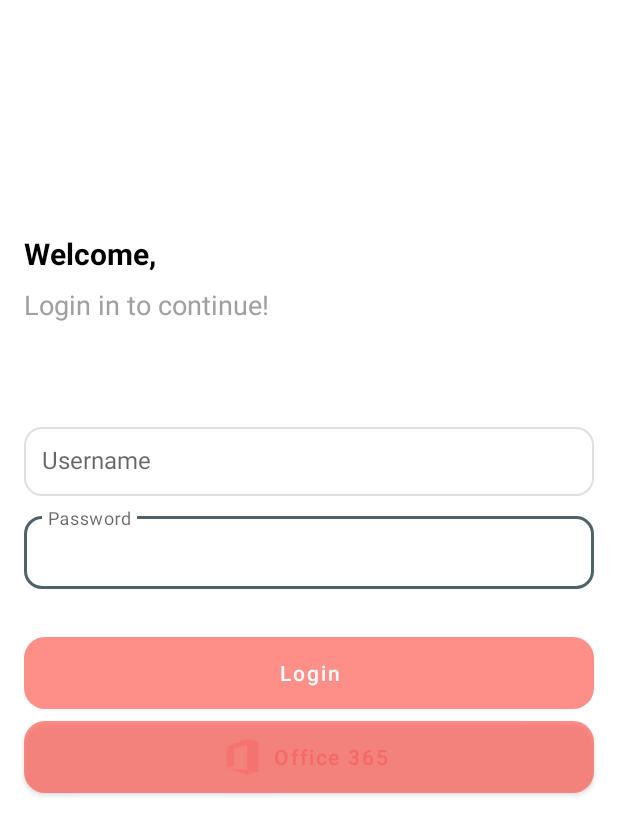
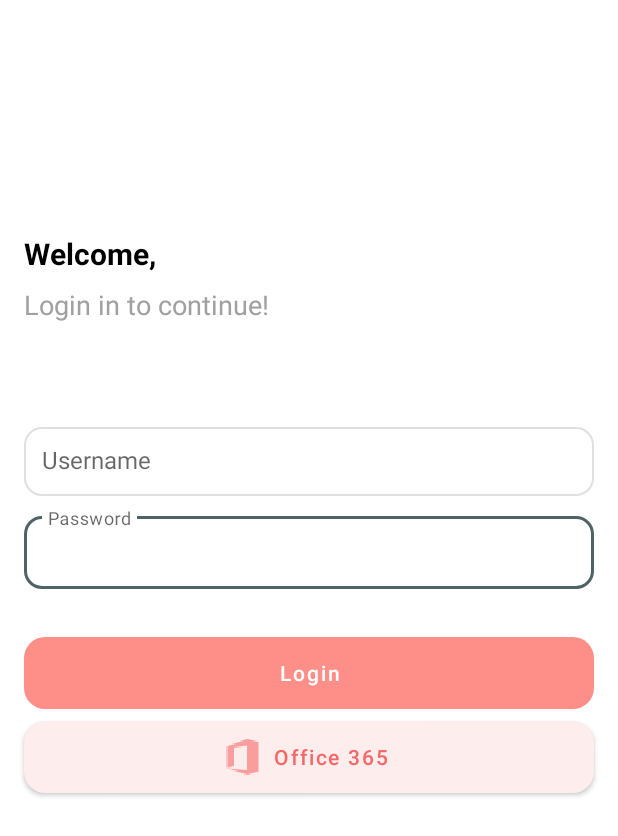
Before and after one commit to suryasinghvijay/AlertingSystemHackaton, an Android app: the screen it shows after launch (LoginActivity), on a phone screen of 412 x 824 dp. Shown: the top 836 px of the screen. Run offline under Robolectric (Android 15) with nearby library versions, the phone set to English and light mode, and no system bars; our stand-ins replace Dagger/Hilt's generated code.

Commit message:
fixed few issue

```diff
--- a/app/src/main/java/com/gdn/tms/android/alertingsystemhackaton/di/module/AppModule.kt
+++ b/app/src/main/java/com/gdn/tms/android/alertingsystemhackaton/di/module/AppModule.kt
@@ -37,7 +37,7 @@ const val SHARED_PREFERENCES_NAME = "AlertingSystem"
   }.build()
 
   @Singleton @Provides fun provideRetrofit(gson: Gson, okHttpClient: OkHttpClient): Retrofit =
-    Retrofit.Builder().baseUrl("http://192.168.0.100:9191/")
+    Retrofit.Builder().baseUrl("http://192.168.0.101:9191/")
       .addConverterFactory(GsonConverterFactory.create(gson)).client(okHttpClient).build()
 
   @Provides fun provideGson(): Gson = GsonBuilder().create()
--- a/app/src/main/java/com/gdn/tms/android/alertingsystemhackaton/feature/repository/MembersRepository.kt
+++ b/app/src/main/java/com/gdn/tms/android/alertingsystemhackaton/feature/repository/MembersRepository.kt
@@ -24,4 +24,7 @@ class MembersRepository @Inject constructor(private val apiService: ApiService)
   suspend fun acceptNotification(id: String, status: String) = safeApiCall(networkCoroutineDispatcher){
     apiService.acceptNotification(id, status)
   }
+  suspend fun acceptAlert(id: String, status: String) = safeApiCall(networkCoroutineDispatcher){
+    apiService.acceptAlert(id, status)
+  }
 }
--- a/app/src/main/java/com/gdn/tms/android/alertingsystemhackaton/feature/ui/AlertAdapter.kt
+++ b/app/src/main/java/com/gdn/tms/android/alertingsystemhackaton/feature/ui/AlertAdapter.kt
@@ -49,6 +49,7 @@ class AlertAdapter(
   }
 
   fun appendDataToList(updateList: MutableList<AlertDetails>){
+    alertList.clear()
     alertList.addAll(updateList)
     notifyDataSetChanged()
   }
--- a/app/src/main/java/com/gdn/tms/android/alertingsystemhackaton/feature/ui/DashboardActivity.kt
+++ b/app/src/main/java/com/gdn/tms/android/alertingsystemhackaton/feature/ui/DashboardActivity.kt
@@ -58,6 +58,7 @@ import java.lang.Exception
   }
 
   private fun generateNotification(size: Int) {
+    if (size == 0) return
     //playNotificationSound()
     val intent = Intent(this, DashboardActivity::class.java)
     val pendingIntent =
--- a/app/src/main/java/com/gdn/tms/android/alertingsystemhackaton/feature/ui/DoneAlertFragment.kt
+++ b/app/src/main/java/com/gdn/tms/android/alertingsystemhackaton/feature/ui/DoneAlertFragment.kt
@@ -51,6 +51,7 @@ const val DONE = "done"
   private fun observer() {
     activityViewModel.pastAlertLiveData.observe(viewLifecycleOwner, {
       Log.e("adapter instance", activeAdapter.toString())
+
       activeAdapter?.appendDataToList(it.contents.toMutableList())
     })
   }
--- a/app/src/main/java/com/gdn/tms/android/alertingsystemhackaton/feature/ui/LoginActivity.kt
+++ b/app/src/main/java/com/gdn/tms/android/alertingsystemhackaton/feature/ui/LoginActivity.kt
@@ -6,6 +6,7 @@ import android.os.Bundle
 import android.widget.ArrayAdapter
 import android.widget.Toast
 import androidx.activity.viewModels
+import androidx.core.view.isVisible
 import com.gdn.tms.android.alertingsystemhackaton.R
 import com.gdn.tms.android.alertingsystemhackaton.UserDetails
 import com.gdn.tms.android.alertingsystemhackaton.feature.viewmodel.MembersViewModel
@@ -13,6 +14,7 @@ import dagger.hilt.android.AndroidEntryPoint
 import kotlinx.android.synthetic.main.activity_login.btn_login
 import kotlinx.android.synthetic.main.activity_login.et_email
 import kotlinx.android.synthetic.main.activity_login.et_password
+import kotlinx.android.synthetic.main.activity_login.loading
 
 @AndroidEntryPoint class LoginActivity : AppCompatActivity() {
 
@@ -30,6 +32,7 @@ import kotlinx.android.synthetic.main.activity_login.et_password
       if (et_password.text.isNullOrEmpty()){
         Toast.makeText(this, "Please enter the credentials", Toast.LENGTH_SHORT).show()
       }else{
+        loading.isVisible = true
         mViewModel.fetchSquadDetails(et_email.text.toString())
       }
     }
@@ -63,6 +66,7 @@ import kotlinx.android.synthetic.main.activity_login.et_password
     })
 
     mViewModel.squadDetailsLiveData.observe(this, {
+      loading.isVisible = false
       UserDetails.updateSquadDetails(it)
       startActivity(Intent(this, DashboardActivity::class.java))
     })
--- a/app/src/main/java/com/gdn/tms/android/alertingsystemhackaton/feature/ui/NotificationFragment.kt
+++ b/app/src/main/java/com/gdn/tms/android/alertingsystemhackaton/feature/ui/NotificationFragment.kt
@@ -6,6 +6,7 @@ import androidx.fragment.app.Fragment
 import android.view.LayoutInflater
 import android.view.View
 import android.view.ViewGroup
+import androidx.core.view.isVisible
 import androidx.fragment.app.activityViewModels
 import androidx.recyclerview.widget.DividerItemDecoration
 import androidx.recyclerview.widget.LinearLayoutManager
@@ -16,6 +17,7 @@ import com.gdn.tms.android.alertingsystemhackaton.databinding.FragmentNotificati
 import com.gdn.tms.android.alertingsystemhackaton.feature.model.NotificationModel
 import com.gdn.tms.android.alertingsystemhackaton.feature.viewmodel.DashboardActivityViewModel
 import dagger.hilt.android.AndroidEntryPoint
+import kotlinx.android.synthetic.main.fragment_active_alert.loading
 import kotlinx.android.synthetic.main.item_notification.btn_ack
 
 @AndroidEntryPoint
@@ -39,6 +41,7 @@ class NotificationFragment : Fragment(), NotificationCommunicator {
     super.onViewCreated(view, savedInstanceState)
     observer()
     initializeAdapter()
+    binding.loading.isVisible = true
     activityViewModel.fetchNotification(UserDetails.getUserName()?:"", "APP")
 
   }
@@ -53,6 +56,7 @@ class NotificationFragment : Fragment(), NotificationCommunicator {
   private fun observer() {
     activityViewModel.notificationLiveData.observe(viewLifecycleOwner, {
       Log.e("adapter instance", notificationAdapter.toString())
+      loading.isVisible = false
       it?.let { notification ->
         notificationAdapter?.appendDataToList(notification)
       }
@@ -60,7 +64,7 @@ class NotificationFragment : Fragment(), NotificationCommunicator {
   }
 
   override fun notification(notificationModel: NotificationModel) {
-      activityViewModel.acceptNotification(notificationModel.id!!, notificationModel.alert.status)
+      activityViewModel.acceptNotification(notificationModel.id!!, "ACKNOWLEDGED")
   }
 }
 
--- a/app/src/main/java/com/gdn/tms/android/alertingsystemhackaton/network/ApiService.kt
+++ b/app/src/main/java/com/gdn/tms/android/alertingsystemhackaton/network/ApiService.kt
@@ -32,4 +32,9 @@ interface ApiService {
     @Query("status") status: String
   ): MutableList<NotificationModel>
 
+  @POST("api/alert/acknowledge") suspend fun acceptAlert(
+    @Query("alertId") alertId: String,
+    @Query("status") status: String
+  ): Boolean
+
 }
--- /dev/null
+++ b/app/src/main/res/drawable/office_button.xml
@@ -0,0 +1,11 @@
+<?xml version="1.0" encoding="utf-8"?>
+<layer-list xmlns:android="http://schemas.android.com/apk/res/android">
+
+    <item>
+        <shape android:shape="rectangle">
+            <solid android:color="#FDEDED" />
+            <corners android:radius="14dp" />
+        </shape>
+    </item>
+
+</layer-list>
--- a/app/src/main/res/layout/activity_dashboard.xml
+++ b/app/src/main/res/layout/activity_dashboard.xml
@@ -33,7 +33,7 @@
         android:layout_marginEnd="16dp"
         android:layout_marginStart="16dp"
         android:id="@+id/bottom_navigation"
-        android:background="@drawable/border_orange"
+        android:background="@drawable/office_button"
         app:menu="@menu/bottom_navigation_menu"
         app:layout_constraintBottom_toBottomOf="parent"
         app:layout_constraintEnd_toEndOf="parent"
--- a/app/src/main/res/layout/activity_event_details_layout.xml
+++ b/app/src/main/res/layout/activity_event_details_layout.xml
@@ -204,6 +204,7 @@
         android:minHeight="?attr/actionBarSize"
         android:theme="?attr/actionBarTheme"
         app:layout_constraintEnd_toEndOf="parent"
+        app:navigationIcon="@drawable/ic_arrow_left"
         app:layout_constraintStart_toStartOf="parent"
         app:layout_constraintTop_toTopOf="parent"
         app:title="Details"
--- a/app/src/main/res/layout/activity_login.xml
+++ b/app/src/main/res/layout/activity_login.xml
@@ -92,7 +92,7 @@
         app:layout_constraintTop_toBottomOf="@+id/et_password_lbl" />
 
     <com.google.android.material.button.MaterialButton
-        android:background="@drawable/border_orange"
+        android:background="@drawable/office_button"
         app:backgroundTint="@null"
         style="@style/Widget.MaterialComponents.Button.Icon"
         android:id="@+id/btn_office_login"
@@ -112,4 +112,14 @@
         app:layout_constraintStart_toStartOf="parent"
         app:layout_constraintTop_toBottomOf="@+id/btn_login" />
 
+    <ProgressBar
+        android:id="@+id/loading"
+        android:layout_width="50dp"
+        android:visibility="gone"
+        android:layout_height="50dp"
+        app:layout_constraintBottom_toBottomOf="parent"
+        app:layout_constraintEnd_toEndOf="parent"
+        app:layout_constraintStart_toStartOf="parent"
+        app:layout_constraintTop_toTopOf="parent" />
+
 </androidx.constraintlayout.widget.ConstraintLayout>
--- a/app/src/main/res/values/themes.xml
+++ b/app/src/main/res/values/themes.xml
@@ -6,7 +6,7 @@
         <item name="colorPrimaryVariant">@color/toolbarColor</item>
         <item name="colorOnPrimary">@color/white</item>
         <!-- Secondary brand color. -->
-        <item name="colorSecondary">@color/teal_200</item>
+        <item name="colorSecondary">@color/colorOrange</item>
         <item name="colorSecondaryVariant">@color/teal_700</item>
         <item name="colorOnSecondary">@color/black</item>
         <!-- Status bar color. -->
```
Also changed, not shown: app/src/main/java/com/gdn/tms/android/alertingsystemhackaton/feature/ui/ActiveAlertFragment.kt (+8 -0 lines), app/src/main/java/com/gdn/tms/android/alertingsystemhackaton/feature/ui/AlertDetailsActivity.kt (+12 -1 lines), app/src/main/java/com/gdn/tms/android/alertingsystemhackaton/feature/viewmodel/DashboardActivityViewModel.kt (+17 -0 lines), app/src/main/res/layout/fragment_active_alert.xml (+9 -0 lines), app/src/main/res/layout/fragment_notification.xml (+10 -0 lines).
